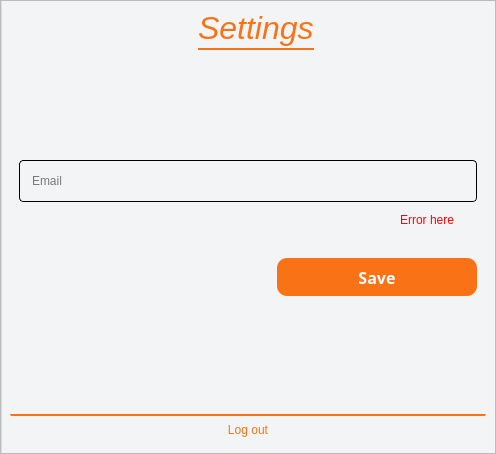
Old version of the form settingspanel.ui in the repository Ph4sm4/FinelogApp.
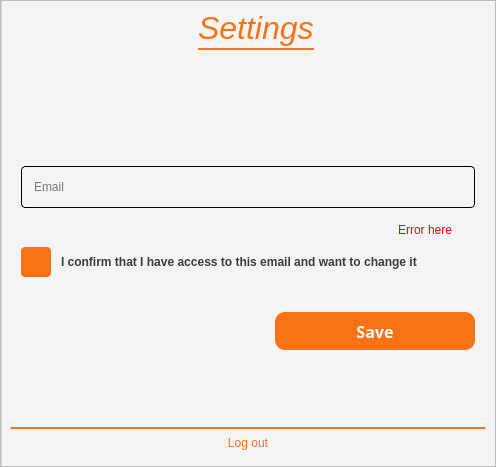
New version of the form. The open tabs and pages were chosen to show the change. Icons and pictures are not drawn.

Commit message: email setting fully functional,emailChangedExternallyUpdate

The edit to the form file:
```diff
--- a/settingspanel.ui
+++ b/settingspanel.ui
@@ -7,7 +7,7 @@
     <x>0</x>
     <y>0</y>
     <width>496</width>
-    <height>454</height>
+    <height>467</height>
    </rect>
   </property>
   <property name="windowTitle">
@@ -57,21 +57,7 @@
 QLabel {
 border: none;
 }
-
-QLineEdit {
-border-radius: 4px;
-color: black;
-padding-left: 10px;
-padding-right: 10px;
-background-color: rgb(150, 150, 150);
-border: 1px solid black;
-height: 40px;
-}
-
-QLineEdit:focus {
-border: 2px solid black;
-outline: none;
-}</string>
+</string>
      </property>
      <property name="frameShape">
       <enum>QFrame::StyledPanel</enum>
@@ -930,6 +916,21 @@
         </widget>
         <widget class="QWidget" name="emailSetting">
          <layout class="QVBoxLayout" name="verticalLayout_8">
+          <property name="spacing">
+           <number>10</number>
+          </property>
+          <property name="leftMargin">
+           <number>11</number>
+          </property>
+          <property name="topMargin">
+           <number>11</number>
+          </property>
+          <property name="rightMargin">
+           <number>11</number>
+          </property>
+          <property name="bottomMargin">
+           <number>11</number>
+          </property>
           <item>
            <spacer name="verticalSpacer_21">
             <property name="orientation">
@@ -1024,7 +1025,19 @@
              <bool>false</bool>
             </property>
             <property name="styleSheet">
-             <string notr="true"/>
+             <string notr="true">QLineEdit {
+border-radius: 4px;
+color: black;
+padding-left: 10px;
+padding-right: 10px;
+border: 1px solid black;
+height: 40px;
+}
+
+QLineEdit:focus {
+border: 2px solid black;
+outline: none;
+}</string>
             </property>
             <property name="text">
              <string/>
@@ -1056,6 +1069,73 @@
             </property>
            </widget>
           </item>
+          <item>
+           <layout class="QHBoxLayout" name="horizontalLayout_10">
+            <item>
+             <widget class="QCheckBox" name="confirmEmailCheckBox">
+              <property name="maximumSize">
+               <size>
+                <width>30</width>
+                <height>100</height>
+               </size>
+              </property>
+              <property name="font">
+               <font>
+                <bold>true</bold>
+               </font>
+              </property>
+              <property name="styleSheet">
+               <string notr="true">QCheckBox::indicator {
+width: 30px;
+height: 30px;
+background: rgb(249, 115, 22);
+border-radius: 4px;
+}
+
+QCheckBox::indicator:checked {
+image: url(:/icons/content/check.svg);
+}
+</string>
+              </property>
+              <property name="text">
+               <string/>
+              </property>
+              <property name="iconSize">
+               <size>
+                <width>20</width>
+                <height>20</height>
+               </size>
+              </property>
+              <property name="autoRepeat">
+               <bool>false</bool>
+              </property>
+             </widget>
+            </item>
+            <item>
+             <widget class="QLabel" name="label_7">
+              <property name="font">
+               <font>
+                <bold>true</bold>
+               </font>
+              </property>
+              <property name="styleSheet">
+               <string notr="true">QLabel {
+color: rgb(63, 56, 68);
+}</string>
+              </property>
+              <property name="text">
+               <string>I confirm that I have access to this email and want to change it</string>
+              </property>
+              <property name="alignment">
+               <set>Qt::AlignLeading|Qt::AlignLeft|Qt::AlignVCenter</set>
+              </property>
+              <property name="wordWrap">
+               <bool>true</bool>
+              </property>
+             </widget>
+            </item>
+           </layout>
+          </item>
           <item>
            <spacer name="verticalSpacer_13">
             <property name="orientation">
```
Left out of the diff: 112 changed lines with no effect on the pictures. The commit also changes 11 other files.
